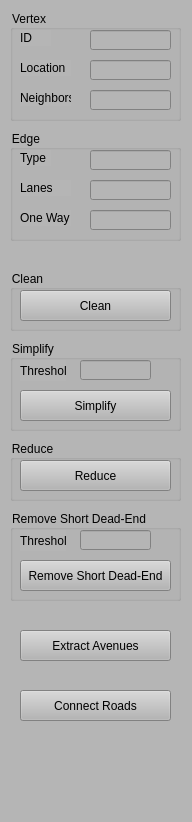
The window that GSMViewer/ControlWidget.ui (gnishida/GSMViewer) describes before a commit, drawn with Qt 5.
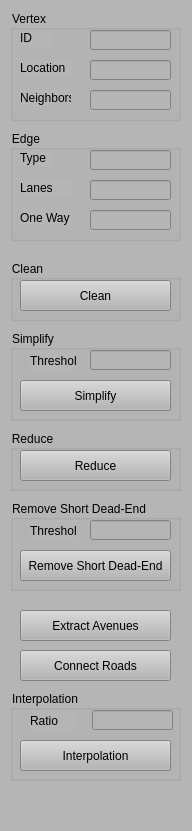
The same window after the commit.

Patch:
```diff
--- a/GSMViewer/ControlWidget.ui
+++ b/GSMViewer/ControlWidget.ui
@@ -7,7 +7,7 @@
     <x>0</x>
     <y>0</y>
     <width>192</width>
-    <height>822</height>
+    <height>831</height>
    </rect>
   </property>
   <property name="minimumSize">
@@ -106,7 +106,7 @@
     <property name="geometry">
      <rect>
       <x>10</x>
-      <y>340</y>
+      <y>330</y>
       <width>171</width>
       <height>91</height>
      </rect>
@@ -117,7 +117,7 @@
     <widget class="QLabel" name="label_4">
      <property name="geometry">
       <rect>
-       <x>10</x>
+       <x>20</x>
        <y>20</y>
        <width>46</width>
        <height>21</height>
@@ -130,9 +130,9 @@
     <widget class="QLineEdit" name="lineEditSimplifyThreshold">
      <property name="geometry">
       <rect>
-       <x>70</x>
+       <x>80</x>
        <y>20</y>
-       <width>71</width>
+       <width>81</width>
        <height>20</height>
       </rect>
      </property>
@@ -155,7 +155,7 @@
     <property name="geometry">
      <rect>
       <x>10</x>
-      <y>510</y>
+      <y>500</y>
       <width>171</width>
       <height>91</height>
      </rect>
@@ -179,7 +179,7 @@
     <widget class="QLabel" name="label_5">
      <property name="geometry">
       <rect>
-       <x>10</x>
+       <x>20</x>
        <y>20</y>
        <width>46</width>
        <height>21</height>
@@ -192,9 +192,9 @@
     <widget class="QLineEdit" name="lineEditRemoveShortDeadendThreshold">
      <property name="geometry">
       <rect>
-       <x>70</x>
+       <x>80</x>
        <y>20</y>
-       <width>71</width>
+       <width>81</width>
        <height>20</height>
       </rect>
      </property>
@@ -204,7 +204,7 @@
     <property name="geometry">
      <rect>
       <x>20</x>
-      <y>630</y>
+      <y>610</y>
       <width>151</width>
       <height>31</height>
      </rect>
@@ -217,7 +217,7 @@
     <property name="geometry">
      <rect>
       <x>10</x>
-      <y>270</y>
+      <y>260</y>
       <width>171</width>
       <height>61</height>
      </rect>
@@ -325,7 +325,7 @@
     <property name="geometry">
      <rect>
       <x>10</x>
-      <y>440</y>
+      <y>430</y>
       <width>171</width>
       <height>61</height>
      </rect>
@@ -351,7 +351,7 @@
     <property name="geometry">
      <rect>
       <x>20</x>
-      <y>690</y>
+      <y>650</y>
       <width>151</width>
       <height>31</height>
      </rect>
@@ -360,6 +360,55 @@
      <string>Connect Roads</string>
     </property>
    </widget>
+   <widget class="QGroupBox" name="groupBox_7">
+    <property name="geometry">
+     <rect>
+      <x>10</x>
+      <y>690</y>
+      <width>171</width>
+      <height>91</height>
+     </rect>
+    </property>
+    <property name="title">
+     <string>Interpolation</string>
+    </property>
+    <widget class="QPushButton" name="pushButtonInterpolation">
+     <property name="geometry">
+      <rect>
+       <x>10</x>
+       <y>50</y>
+       <width>151</width>
+       <height>31</height>
+      </rect>
+     </property>
+     <property name="text">
+      <string>Interpolation</string>
+     </property>
+    </widget>
+    <widget class="QLabel" name="label_9">
+     <property name="geometry">
+      <rect>
+       <x>20</x>
+       <y>20</y>
+       <width>46</width>
+       <height>21</height>
+      </rect>
+     </property>
+     <property name="text">
+      <string>Ratio</string>
+     </property>
+    </widget>
+    <widget class="QLineEdit" name="lineEditInterpolationRatio">
+     <property name="geometry">
+      <rect>
+       <x>82</x>
+       <y>20</y>
+       <width>81</width>
+       <height>20</height>
+      </rect>
+     </property>
+    </widget>
+   </widget>
   </widget>
  </widget>
  <resources/>
```
